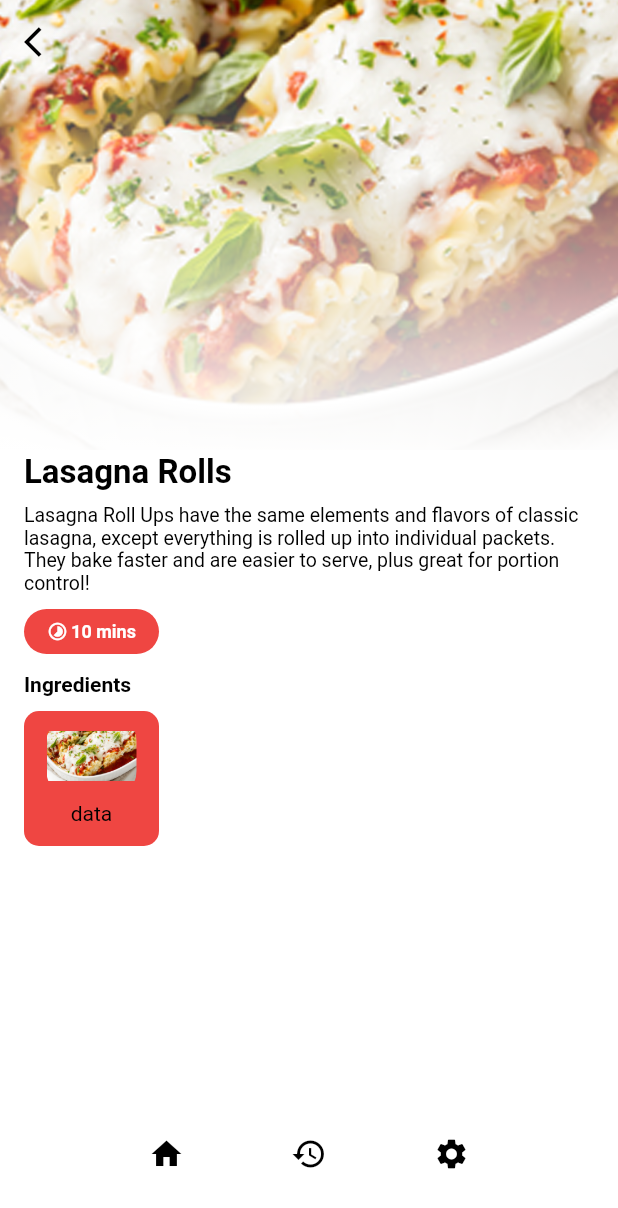
After one commit to kylsnchz12/Soft-Eng, a Flutter app: the DishInfo screen opened directly, on a phone screen of 412 x 824 dp. The commit adds this screen. Shown: the top 1208 px of the screen. Run offline on Flutter 3.47's test engine with Material 2 defaults, Android fonts, the phone set to English and light mode, and no system bars.

Commit message:
Ingredients card

```diff
--- /dev/null
+++ b/soft_eng/lib/dish_info.dart
@@ -0,0 +1,195 @@
+import 'package:flutter/material.dart';
+import 'package:soft_eng/finder_page.dart';
+import 'package:soft_eng/main_json.dart';
+
+class DishInfo extends StatefulWidget {
+  const DishInfo({super.key});
+
+  @override
+  State<DishInfo> createState() => _DishInfoState();
+}
+
+class _DishInfoState extends State<DishInfo> {
+  @override
+  Widget build(BuildContext context) {
+    return Scaffold(
+        backgroundColor: Colors.white,
+        body: getBody(),
+        bottomNavigationBar: getFooter());
+  }
+
+  Widget getBody() {
+    var size = MediaQuery.of(context).size;
+    return Padding(
+      padding: const EdgeInsets.only(bottom: 10),
+      child: SingleChildScrollView(
+        child: Stack(children: <Widget>[
+          SizedBox(
+            width: size.height - 80,
+            child: Column(
+              crossAxisAlignment: CrossAxisAlignment.start,
+              children: [
+                Stack(
+                  children: [
+                    Container(
+                      height: 300,
+                      decoration: const BoxDecoration(
+                          color: Colors.white,
+                          image: DecorationImage(
+                              image: AssetImage('assets/images/dish1.png'),
+                              fit: BoxFit.cover)),
+                    ),
+                    Container(
+                      height: 300,
+                      decoration: BoxDecoration(
+                          gradient: LinearGradient(
+                              colors: [
+                            Colors.white.withOpacity(0.98),
+                            Colors.white.withOpacity(0)
+                          ],
+                              end: Alignment.topCenter,
+                              begin: Alignment.bottomCenter)),
+                    ),
+                  ],
+                ),
+                Padding(
+                  padding: const EdgeInsets.only(left: 16, right: 16, top: 2),
+                  child: Column(
+                    crossAxisAlignment: CrossAxisAlignment.start,
+                    children: [
+                      const Text(
+                        "Lasagna Rolls",
+                        style: TextStyle(
+                            color: Colors.black,
+                            fontSize: 22,
+                            fontWeight: FontWeight.bold),
+                      ),
+                      const SizedBox(height: 8),
+                      const Text(
+                        "Lasagna Roll Ups have the same elements and flavors of classic lasagna, except everything is rolled up into individual packets. They bake faster and are easier to serve, plus great for portion control!",
+                        style: TextStyle(
+                            color: Colors.black,
+                            fontWeight: FontWeight.normal,
+                            fontSize: 13),
+                      ),
+                      const SizedBox(height: 10),
+                      Container(
+                        height: 30,
+                        width: 90,
+                        decoration: BoxDecoration(
+                            color: const Color(0xFFef4642),
+                            borderRadius: BorderRadius.circular(50)),
+                        child: Row(
+                          mainAxisAlignment: MainAxisAlignment.center,
+                          children: const [
+                            Icon(Icons.timelapse,
+                                color: Colors.white, size: 14),
+                            SizedBox(
+                              width: 2,
+                            ),
+                            Text(
+                              '10 mins',
+                              style: TextStyle(
+                                  color: Colors.white,
+                                  fontWeight: FontWeight.w600,
+                                  fontSize: 12),
+                            ),
+                          ],
+                        ),
+                      ),
+                      const SizedBox(height: 12),
+                      const Text(
+                        "Ingredients",
+                        style: TextStyle(
+                            color: Colors.black, fontWeight: FontWeight.bold),
+                      ),
+                      const SizedBox(height: 10),
+                      Row(
+                        children: [
+                          Container(
+                              height: 90,
+                              width: 90,
+                              decoration: BoxDecoration(
+                                  color: const Color(0xFFef4642),
+                                  borderRadius: BorderRadius.circular(10)),
+                              child: Center(
+                                child: Column(
+                                  children: [
+                                    Container(
+                                      width: 60,
+                                      height: 60,
+                                      decoration: BoxDecoration(
+                                          borderRadius:
+                                              BorderRadius.circular(20),
+                                          image: const DecorationImage(
+                                              image: AssetImage(
+                                                  "assets/images/dish1.png"))),
+                                    ),
+                                    const Text(
+                                      "data",
+                                      style: TextStyle(color: Colors.black),
+                                    )
+                                  ],
+                                ),
+                              ))
+                        ],
+                      )
+                    ],
+                  ),
+                )
+              ],
+            ),
+          ),
+          Positioned(
+              top: 0.0,
+              left: 0.0,
+              right: 0.0,
+              child: AppBar(
+                leading: IconButton(
+                  icon: const Icon(Icons.arrow_back_ios, color: Colors.black),
+                  onPressed: () => Navigator.of(context).pop(),
+                ),
+                backgroundColor: Colors.blue.withOpacity(0),
+                elevation: 0.0,
+              ))
+        ]),
+      ),
+    );
+  }
+
+  Widget getFooter() {
+    return Container(
+      height: 80,
+      decoration:
+          const BoxDecoration(color: Color.fromARGB(255, 255, 255, 255)),
+      child: Padding(
+        padding: const EdgeInsets.only(left: 20, right: 20, top: 5),
+        child: Padding(
+          padding: const EdgeInsets.all(8.0),
+          child: Row(
+            mainAxisAlignment: MainAxisAlignment.spaceEvenly,
+            children: List.generate(items.length, (index) {
+              return GestureDetector(
+                onTap: () {
+                  Navigator.push(
+                    context,
+                    PageRouteBuilder(
+                        pageBuilder: (_, __, ___) => const FinderPage()),
+                  );
+                },
+                child: Column(
+                  children: [
+                    Icon(
+                      items[index]['icon'],
+                      color: Colors.black,
+                    ),
+                  ],
+                ),
+              );
+            }),
+          ),
+        ),
+      ),
+    );
+  }
+}
--- a/soft_eng/lib/results_page.dart
+++ b/soft_eng/lib/results_page.dart
@@ -1,4 +1,5 @@
 import 'package:flutter/material.dart';
+import 'package:soft_eng/dish_info.dart';
 import 'package:soft_eng/finder_page.dart';
 import 'package:soft_eng/ingredients_json.dart';
 import 'package:soft_eng/main_json.dart';
@@ -140,6 +141,14 @@ class _ResultPageState extends State<ResultPage> {
                 return Padding(
                   padding: const EdgeInsets.only(
                       left: 2, right: 2, bottom: 5, top: 10),
+                  child: InkWell(
+                    onTap: () {
+                      Navigator.push(
+                        context,
+                        PageRouteBuilder(
+                            pageBuilder: (_, __, ___) => const DishInfo()),
+                      );
+                    },
                     child: Container(
                       width: 320,
                       height: 100,
@@ -190,6 +199,7 @@ class _ResultPageState extends State<ResultPage> {
                         ),
                       ),
                     ),
+                  ),
                 );
               }),
             )
```
Also changed, not shown: soft_eng/assets/images/dish1.png (added). Lines whose indentation alone changed are shown as unchanged.
